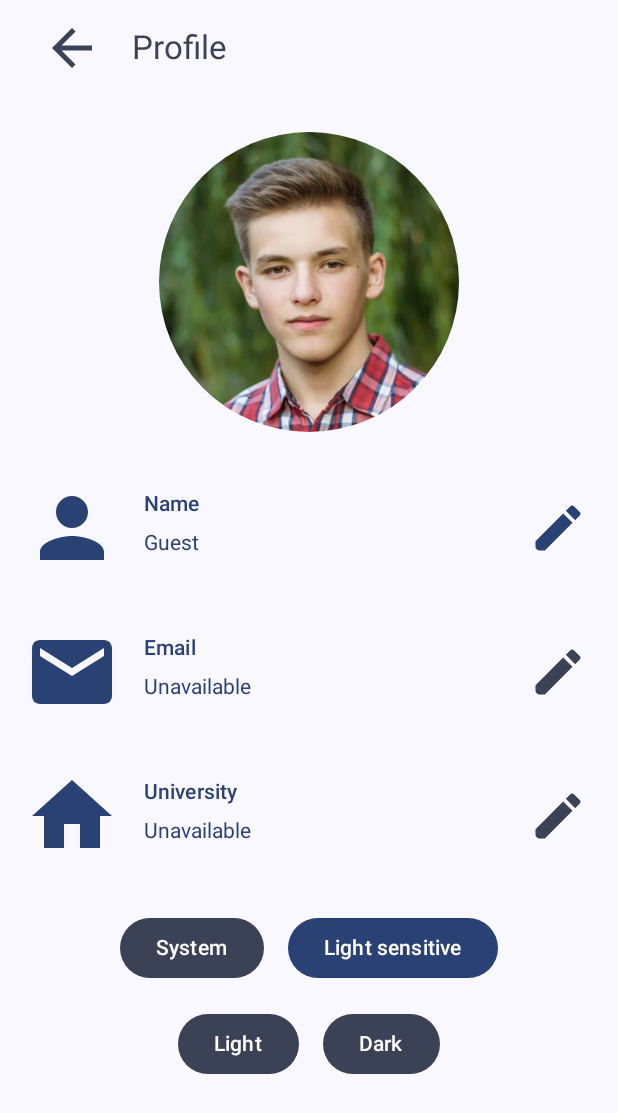
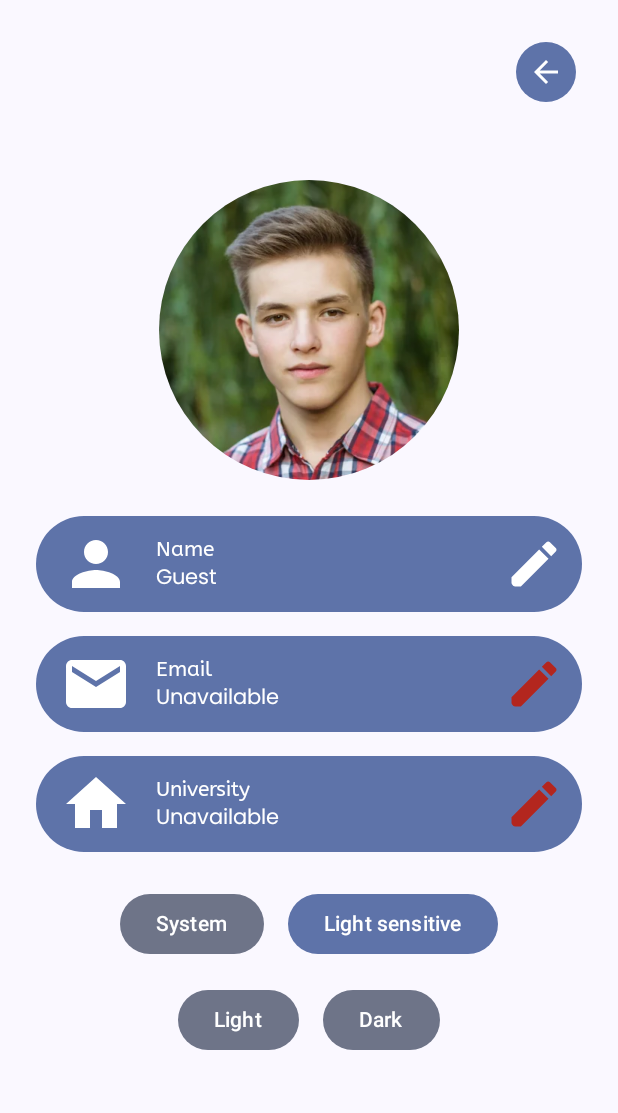
Before and after one commit to ISIS3510-202410-Team33/mobile-kotlin, an Android app built with Jetpack Compose: the NewProfileActivity screen opened directly, with no data from a screen before it, on a phone screen of 412 x 824 dp. Shown: the top 1113 px of the screen. Run offline under Robolectric (Android 15) with nearby library versions, the phone set to English and light mode, and no system bars; our stand-ins replace Firebase (no records; nobody signed in at launch, a user with empty details on screens opened directly).

Commit message:
Profile fixed

```diff
--- a/app/src/main/java/com/example/ventura/ui/screens/ProfileScreen.kt
+++ b/app/src/main/java/com/example/ventura/ui/screens/ProfileScreen.kt
@@ -9,10 +9,13 @@ import androidx.compose.foundation.layout.Column
 import androidx.compose.foundation.layout.Row
 import androidx.compose.foundation.layout.Spacer
 import androidx.compose.foundation.layout.fillMaxWidth
+import androidx.compose.foundation.layout.height
 import androidx.compose.foundation.layout.padding
 import androidx.compose.foundation.layout.size
+import androidx.compose.foundation.layout.width
 import androidx.compose.foundation.lazy.LazyColumn
 import androidx.compose.foundation.shape.CircleShape
+import androidx.compose.foundation.shape.RoundedCornerShape
 import androidx.compose.foundation.text.KeyboardActions
 import androidx.compose.foundation.text.KeyboardOptions
 import androidx.compose.material.icons.Icons
@@ -47,6 +50,7 @@ import androidx.compose.ui.res.painterResource
 import androidx.compose.ui.text.input.ImeAction
 import androidx.compose.ui.tooling.preview.Preview
 import androidx.compose.ui.unit.dp
+import androidx.compose.ui.zIndex
 import androidx.lifecycle.viewmodel.compose.viewModel
 import com.example.ventura.R
 import com.example.ventura.ui.theme.Shapes
@@ -58,7 +62,10 @@ import com.example.ventura.viewmodel.ThemeViewModel
 val smallPadding = 8.dp
 val mediumPadding = 16.dp
 val largePadding = 24.dp
+val extraLargePadding = 36.dp
+val smallIcon = 56.dp
 val mediumIcon = 64.dp
+val maxTextBoxWidth = 200.dp
 
 @Composable
 fun ProfileScreen(
@@ -141,7 +148,12 @@ private fun ProfileTopAppBar(
     TopAppBar(
         title = {
             Row(
-                verticalAlignment = Alignment.CenterVertically
+                modifier = modifier
+                    .fillMaxWidth()
+                    .padding(mediumPadding),
+                verticalAlignment = Alignment.CenterVertically,
+                horizontalArrangement = Arrangement.Absolute.Right
+
             ) {
                 IconButton(
                     modifier = modifier
@@ -150,19 +162,22 @@ private fun ProfileTopAppBar(
                 ) {
                     Icon(
                         modifier = modifier
-                            .size(mediumIcon),
+                            .background(MaterialTheme.colorScheme.primaryContainer)
+                            .padding(smallPadding)
+                            .size(mediumIcon)
+                        ,
                         imageVector = Icons.Default.ArrowBack,
                         contentDescription = "Back to main menu",
-                        tint = MaterialTheme.colorScheme.secondary
+                        tint = MaterialTheme.colorScheme.onPrimaryContainer
                     )
                 }
-                Text(
-                    modifier = modifier
-                        .padding(smallPadding),
-                    text = "Profile",
-                    style = MaterialTheme.typography.titleLarge,
-                    color = MaterialTheme.colorScheme.secondary
-                )
+//                Text(
+//                    modifier = modifier
+//                        .padding(smallPadding),
+//                    text = "Profile",
+//                    style = MaterialTheme.typography.displayLarge,
+//                    color = MaterialTheme.colorScheme.secondary
+//                )
             }
         },
         modifier = modifier.background(Color.Transparent)
@@ -199,6 +214,34 @@ private fun ProfileImage(
 }
 
 
+@Preview
+@Composable
+private fun TestRow() {
+    Row(
+        modifier = Modifier
+            .padding(
+                start = mediumPadding,
+                end = mediumPadding,
+                top = smallPadding,
+                bottom = smallPadding
+            )
+            .clip(RoundedCornerShape(16.dp))
+            .background(MaterialTheme.colorScheme.primary)
+            .fillMaxWidth()
+            .height(30.dp),
+
+    ) {
+        Icon(
+            modifier = Modifier
+                .size(mediumIcon),
+            imageVector = Icons.Default.Email,
+            tint = MaterialTheme.colorScheme.onPrimaryContainer,
+            contentDescription = null
+        )
+    }
+}
+
+
 @Composable
 private fun ProfileItem(
     modifier: Modifier = Modifier,
@@ -213,25 +256,38 @@ private fun ProfileItem(
 
     Row (
         modifier = modifier
-            .padding(smallPadding)
-            .background(Color.Transparent),
-        verticalAlignment = Alignment.CenterVertically
+            .padding(
+                start = largePadding,
+                end = largePadding,
+                top = smallPadding,
+                bottom = smallPadding
+            )
+            .clip(MaterialTheme.shapes.extraLarge)
+            .background(MaterialTheme.colorScheme.primaryContainer)
+
+            .zIndex(1f)
+        ,
+        verticalAlignment = Alignment.CenterVertically,
+
+
     ) {
         Icon(
             modifier = modifier
-                .padding(smallPadding)
-                .size(mediumIcon),
+                .size(mediumIcon)
+                .padding(start = mediumPadding),
             imageVector = itemIcon,
-            tint = MaterialTheme.colorScheme.primary,
+            tint = MaterialTheme.colorScheme.onPrimaryContainer,
             contentDescription = null
         )
-        Column {
+        Column(
+            verticalArrangement = Arrangement.Center
+        ) {
             Text(
                 modifier = modifier
-                    .padding(start = smallPadding),
+                    .padding(start = mediumPadding),
                 text = itemTitle,
-                style = MaterialTheme.typography.labelLarge,
-                color = MaterialTheme.colorScheme.primary,
+                style = MaterialTheme.typography.labelSmall,
+                color = MaterialTheme.colorScheme.onPrimaryContainer,
                 onTextLayout = { }
             )
 
@@ -242,7 +298,7 @@ private fun ProfileItem(
                     shape = Shapes.large,
                     modifier = modifier
                         .padding(smallPadding)
-                        .fillMaxWidth(),
+                        .width(maxTextBoxWidth),
                     colors = TextFieldDefaults.colors(
                         focusedContainerColor = MaterialTheme.colorScheme.surface,
                         unfocusedContainerColor = MaterialTheme.colorScheme.surface,
@@ -262,18 +318,25 @@ private fun ProfileItem(
             }
             else {
                 Text(
-                    modifier = modifier.padding(smallPadding),
+                    modifier = modifier
+                        .padding(start=mediumPadding)
+                        .width(maxTextBoxWidth),
                     text = itemText,
                     style = MaterialTheme.typography.bodyLarge,
-                    color = MaterialTheme.colorScheme.primary,
+                    color = MaterialTheme.colorScheme.onPrimaryContainer,
                     onTextLayout = { }
                 )
             }
         }
         Spacer(
             modifier = modifier
-                .weight(1f)
-                .padding(smallPadding)
+                .weight(2f)
+                .padding(
+                    start = smallPadding,
+                    top = smallPadding,
+                    bottom = smallPadding,
+                    end = largePadding
+                )
         )
         IconButton(
             modifier = modifier
@@ -287,7 +350,7 @@ private fun ProfileItem(
                 modifier = modifier
                     .size(mediumIcon),
                 imageVector = Icons.Default.Edit,
-                tint = if (canEdit) MaterialTheme.colorScheme.primary else MaterialTheme.colorScheme.secondary,
+                tint = if (canEdit) MaterialTheme.colorScheme.onPrimaryContainer else MaterialTheme.colorScheme.error,
                 contentDescription = "Edit $itemText"
             )
         }
@@ -310,16 +373,16 @@ private fun ThemeSettingButton(
         colors = ButtonDefaults.buttonColors(
             containerColor = if (currentTheme == themeKey) {
                 // Highlight color for selected state
-                MaterialTheme.colorScheme.primary
+                MaterialTheme.colorScheme.primaryContainer
             } else {
                 // Default color for unselected state
-                MaterialTheme.colorScheme.secondary
+                MaterialTheme.colorScheme.secondaryContainer
             },
             contentColor = if (currentTheme == themeKey) {
                 // Adjust content color for contrast
-                MaterialTheme.colorScheme.onPrimary
+                MaterialTheme.colorScheme.onPrimaryContainer
             } else {
-                MaterialTheme.colorScheme.onSecondary
+                MaterialTheme.colorScheme.onSecondaryContainer
             }
         ),
 
@@ -402,7 +465,7 @@ fun ProfileItemPreview() {
     ProfileItem(
         itemTitle = "Name",
         itemIcon = Icons.Default.Email,
-        itemText = "John Doe",
+        itemText = "john.doe@university.com",
         canEdit = false,
         onNewText = {}
     ) {
@@ -415,7 +478,7 @@ fun ProfileItemPreview() {
 @Composable
 fun ProfileScreenPreviewLight() {
     ThemeScreen(darkTheme = false) {
-        ProfileScreen { }
+        ProfileScreen() { }
     }
 }
 
@@ -424,6 +487,6 @@ fun ProfileScreenPreviewLight() {
 @Composable
 fun ProfileScreenPreviewDark() {
     ThemeScreen(darkTheme = true) {
-        ProfileScreen { }
+        ProfileScreen() { }
     }
 }
--- a/app/src/main/java/com/example/ventura/ui/theme/Shape.kt
+++ b/app/src/main/java/com/example/ventura/ui/theme/Shape.kt
@@ -13,5 +13,6 @@ import androidx.compose.ui.unit.dp
 val Shapes = Shapes(
     small = RoundedCornerShape(4.dp),
     medium = RoundedCornerShape(10.dp),
-    large = RoundedCornerShape(16.dp)
+    large = RoundedCornerShape(16.dp),
+    extraLarge = RoundedCornerShape(100.dp)
 )
```
Also changed, not shown: app/src/main/java/com/example/ventura/ui/theme/Typography.kt (+30 -8 lines), app/src/main/res/font/abeezee_italic.ttf (added), app/src/main/res/font/abeezee_regular.ttf (added), app/src/main/res/font/poppins_light.ttf (added), app/src/main/res/font/poppins_medium.ttf (added), app/src/main/res/font/poppins_regular.ttf (added), app/src/main/res/font/poppins_semibold.ttf (added).
